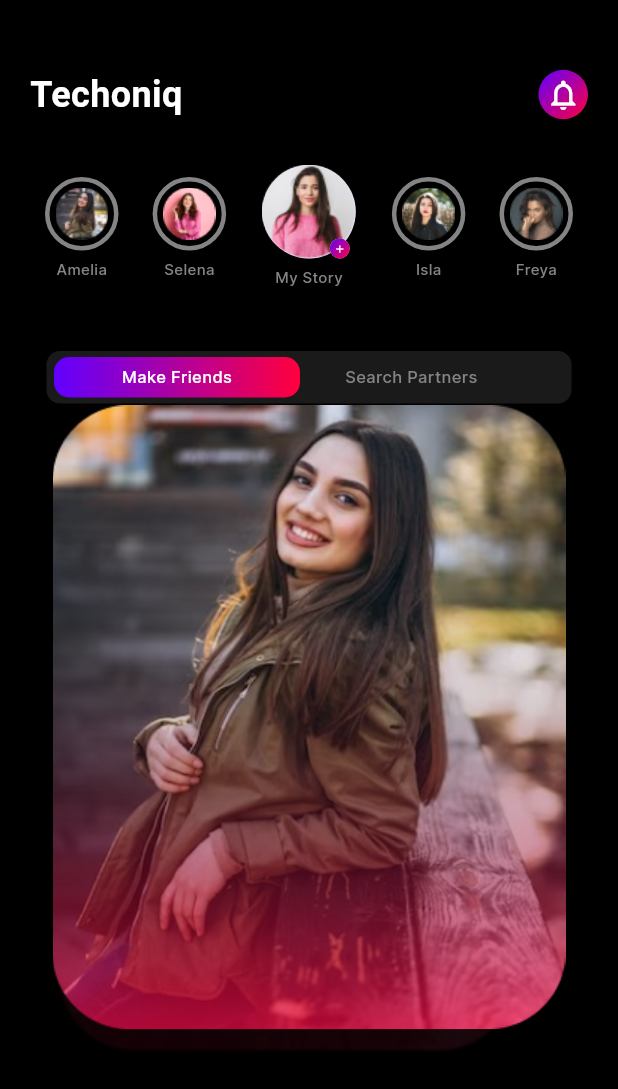
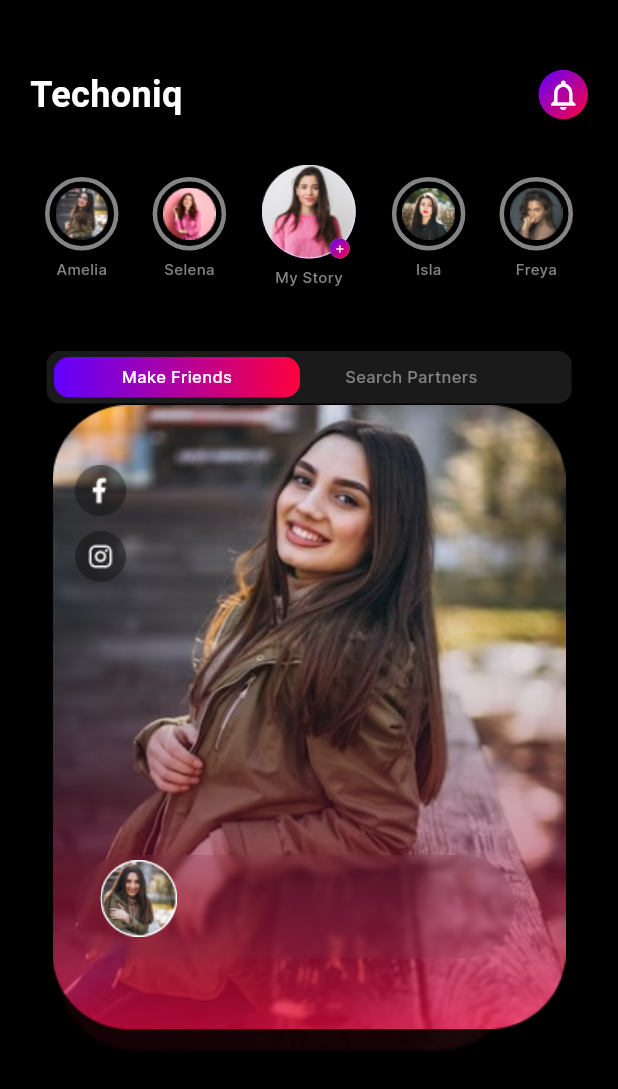
Before and after one commit to WaqasAhmed123/assessment, a Flutter app: the screen it shows after launch, on a phone screen of 412 x 824 dp. Shown: the top 1089 px of the screen. Run offline on Flutter 3.47's test engine with Material 2 defaults, Android fonts, the phone set to English and light mode, and no system bars; Roboto replaces fonts that are missing (SFProRounded).

Commit message:
more widgets

```diff
--- a/lib/widgets/central_image.dart
+++ b/lib/widgets/central_image.dart
@@ -1,3 +1,5 @@
+import 'dart:ui';
+
 import 'package:flutter/material.dart';
 
 Widget centralImage() {
@@ -30,6 +32,79 @@ Widget centralImage() {
             height: 416,
           ),
         ),
+        Positioned(
+            left: 15,
+            top: 40,
+            child: Column(
+              children: [
+                Image.asset(
+                  "assets/fb.png",
+                  height: 34,
+                  width: 34,
+                ),
+                const SizedBox(
+                  height: 10,
+                ),
+                CircleAvatar(
+                  backgroundColor: const Color(0xFF0D0D0D).withOpacity(0.45),
+                  radius: 17,
+                  child: Image.asset("assets/instagram.png"),
+                ),
+              ],
+            )),
+        Positioned(
+          left: 15,
+          top: 300, // Adjust the top position as needed
+          child: Container(
+            decoration: BoxDecoration(
+              borderRadius: BorderRadius.circular(59), // Circular border radius
+            ),
+            width: 293,
+            height: 69,
+            child: Container(
+              decoration: BoxDecoration(
+                borderRadius:
+                    BorderRadius.circular(59), // Circular border radius
+              ),
+              child: ClipRRect(
+                borderRadius: BorderRadius.circular(59),
+                child: BackdropFilter(
+                  filter: ImageFilter.blur(
+                    sigmaX: 2.0,
+                    sigmaY: 2.0,
+                  ), // Adjust the blur intensity
+                  child: Container(
+                    width: 293,
+                    height: 69,
+                    decoration: BoxDecoration(
+                      // gradient: LinearGradient(
+                      //   colors: [
+                      //     const Color(0xFFc4c4c4).withOpacity(0.92),
+                      //     const Color(0xFFffffff)
+                      //   ],
+                      //   stops: const [0.08, 1.0], // 8% gradient stop
+                      //   begin: Alignment.topLeft,
+                      //   end: Alignment.bottomRight,
+                      // ),
+                      color: const Color(0xFF7a2d4a).withOpacity(0.2),
+                      borderRadius:
+                          BorderRadius.circular(59), // Circular border radius
+                      border: Border.all(
+                        color: Colors.transparent,
+                      ),
+                    ),
+                    child: ListTile(
+                      leading: CircleAvatar(
+                        radius: 25.5,
+                        child: Image.asset("assets/milly_small_circular.png"),
+                      ),
+                    ),
+                  ),
+                ),
+              ),
+            ),
+          ),
+        ),
       ],
     ),
   );
```
Also changed, not shown: assets/fb.png (added), assets/instagram.png (added), assets/milly_small_circular.png (added).
